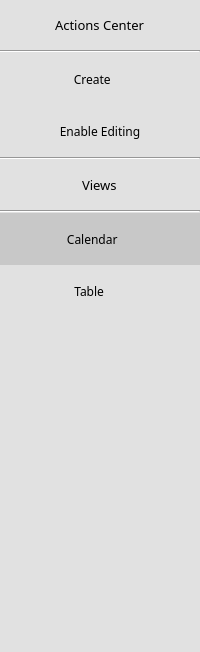
Qt form UIs/SchedulesWidget/IndexWidget.ui (jbbowman/RRTF) before a commit.
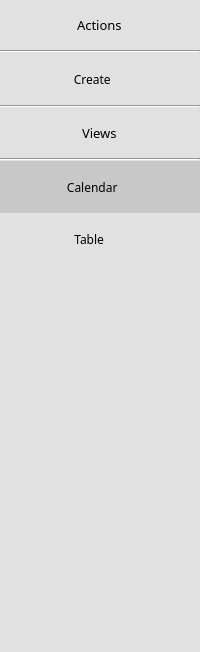
The same form after that commit. Icons and pictures are not drawn.

```diff
--- a/UIs/SchedulesWidget/IndexWidget.ui
+++ b/UIs/SchedulesWidget/IndexWidget.ui
@@ -50,7 +50,7 @@
       </font>
      </property>
      <property name="text">
-      <string>Actions Center</string>
+      <string>Actions</string>
      </property>
     </widget>
    </item>
@@ -92,44 +92,11 @@
       <iconset>
        <normaloff>D:/jacbo/Downloads/create.png</normaloff>D:/jacbo/Downloads/create.png</iconset>
      </property>
-    </widget>
-   </item>
-   <item>
-    <widget class="QPushButton" name="editingButton">
-     <property name="minimumSize">
-      <size>
-       <width>0</width>
-       <height>52</height>
-      </size>
+     <property name="checkable">
+      <bool>true</bool>
      </property>
-     <property name="font">
-      <font>
-       <family>Segoe UI Semibold</family>
-       <pointsize>9</pointsize>
-      </font>
-     </property>
-     <property name="styleSheet">
-      <string notr="true">QPushButton {
-	color: rgb(0, 0, 0);
-	border: none;
-}
-
-QPushButton::pressed {
-	background-color:rgb(200, 200, 200);
-}</string>
-     </property>
-     <property name="text">
-      <string>    Enable Editing    </string>
-     </property>
-     <property name="icon">
-      <iconset>
-       <normaloff>D:/jacbo/Downloads/edit.png</normaloff>D:/jacbo/Downloads/edit.png</iconset>
-     </property>
-     <property name="iconSize">
-      <size>
-       <width>20</width>
-       <height>20</height>
-      </size>
+     <property name="autoExclusive">
+      <bool>true</bool>
      </property>
     </widget>
    </item>
```
Left out of the diff: 2 changed lines with no effect on the pictures.
